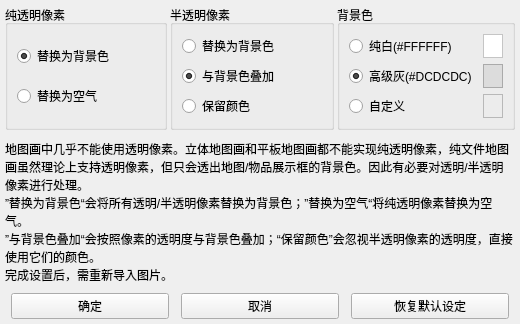
This is others/tpstrategywind.ui in SlopeCraft/SlopeCraft as Qt 5 draws it before an edit. The edited form follows.
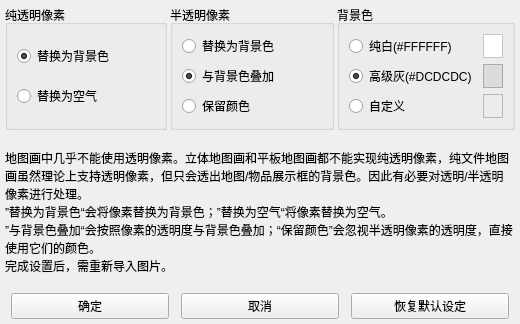
This is the edited form.

```diff
--- a/others/tpstrategywind.ui
+++ b/others/tpstrategywind.ui
@@ -86,7 +86,7 @@
       </property>
       <property name="text">
        <string>地图画中几乎不能使用透明像素。立体地图画和平板地图画都不能实现纯透明像素，纯文件地图画虽然理论上支持透明像素，但只会透出地图/物品展示框的背景色。因此有必要对透明/半透明像素进行处理。
-”替换为背景色“会将所有透明/半透明像素替换为背景色；”替换为空气“将纯透明像素替换为空气。
+”替换为背景色“会将像素替换为背景色；”替换为空气“将像素替换为空气。
 ”与背景色叠加“会按照像素的透明度与背景色叠加；“保留颜色”会忽视半透明像素的透明度，直接使用它们的颜色。
 完成设置后，需重新导入图片。</string>
       </property>
```
